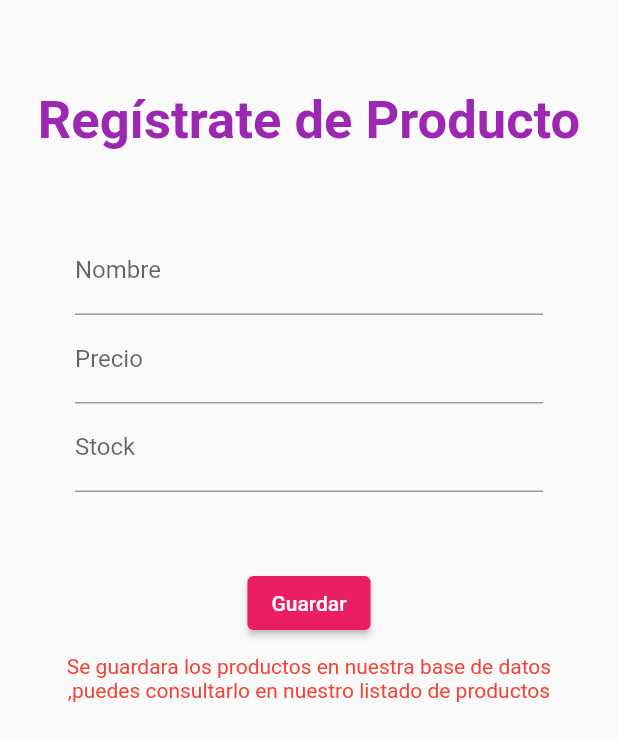
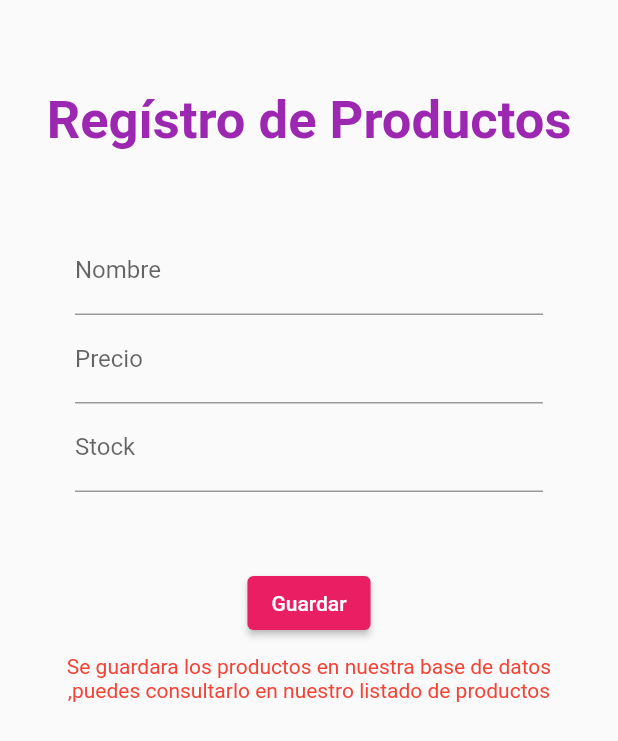
Before and after one commit to HaydeeGrande/eval2sis21a, a Flutter app: the Formulario widget shown alone on an empty page, opened directly, on a phone screen of 412 x 824 dp. Shown: the top 741 px of the screen. Run offline on Flutter 3.47's test engine with Material 2 defaults, Android fonts, the phone set to English and light mode, and no system bars; our stand-ins replace cloud_firestore; accounts and stored records are empty.

Commit message:
actualizacion3

```diff
--- a/lib/pages/formulario.dart
+++ b/lib/pages/formulario.dart
@@ -9,7 +9,7 @@ class Formulario extends StatelessWidget {
 
         children: [
           SizedBox(height:60),
-          Text('Regístrate de Producto',
+          Text('Regístro de Productos',
             style: TextStyle(
                 fontSize: 35,
                 fontWeight: FontWeight.bold,
--- a/lib/pages/listado.dart
+++ b/lib/pages/listado.dart
@@ -9,10 +9,10 @@ class Listado extends StatefulWidget {
 
   @override
 
-  State<Listado> createState() => _listadoState();
+  State<Listado> createState() => listadoState();
 }
 
-class _listadoState extends State<Listado> {
+class listadoState extends State<Listado> {
 
   void getProductos() async {
     CollectionReference collectionReference =
```
Also changed, not shown: lib/pages/home.dart (+6 -2 lines).
